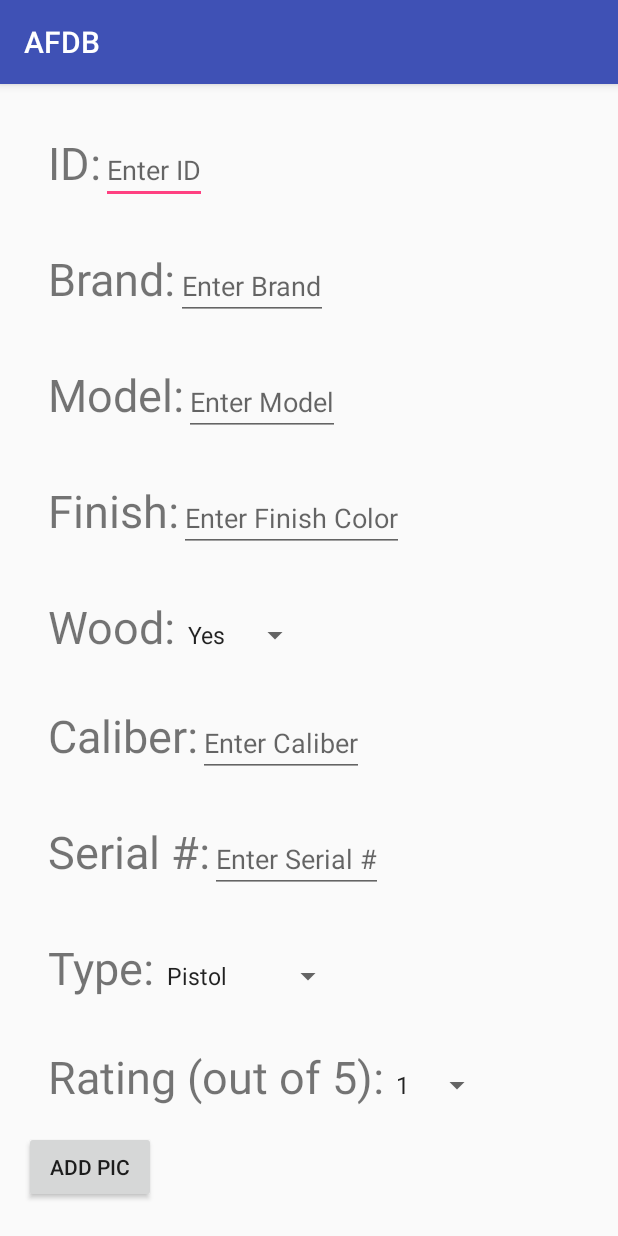
After one commit to johnm589/ADI_Project2, an Android app: the CreateActivity screen opened directly, with no data from a screen before it, on a phone screen of 412 x 824 dp. The commit adds this screen. Run offline under Robolectric (Android 15) with nearby library versions, the phone set to English and light mode, and no system bars.

Commit message:
made create view

```diff
--- a/AFDB/app/src/main/AndroidManifest.xml
+++ b/AFDB/app/src/main/AndroidManifest.xml
@@ -15,7 +15,9 @@
                 <category android:name="android.intent.category.LAUNCHER" />
             </intent-filter>
         </activity>
-        <activity android:name=".ListActivity"></activity>
+        <activity android:name=".ListActivity" />
+        <activity android:name=".DetailActivity" />
+        <activity android:name=".CreateActivity"></activity>
     </application>
 
 </manifest>
--- /dev/null
+++ b/AFDB/app/src/main/java/com/example/john/afdb/CreateActivity.java
@@ -0,0 +1,33 @@
+package com.example.john.afdb;
+
+import android.os.Bundle;
+import android.support.v7.app.AppCompatActivity;
+import android.widget.EditText;
+import android.widget.Spinner;
+
+public class CreateActivity extends AppCompatActivity {
+
+    @Override
+    protected void onCreate(Bundle savedInstanceState) {
+        super.onCreate(savedInstanceState);
+        setContentView(R.layout.activity_create);
+
+        EditText idEdit = (EditText)findViewById(R.id.idET);
+        EditText brandEdit = (EditText)findViewById(R.id.brandET);
+        EditText modelEdit = (EditText)findViewById(R.id.modelET);
+        EditText finishEdit = (EditText)findViewById(R.id.finishET);
+
+        Spinner woodSpin = (Spinner)findViewById(R.id.woodET);
+
+        EditText caliberEdit = (EditText)findViewById(R.id.caliberET);
+        EditText serialEdit = (EditText)findViewById(R.id.serialET);
+
+        Spinner typeSpin = (Spinner)findViewById(R.id.typeET);
+
+        Spinner starEdit = (Spinner)findViewById(R.id.starET);
+
+
+
+
+    }
+}
--- a/AFDB/app/src/main/java/com/example/john/afdb/DatabaseHelper.java
+++ b/AFDB/app/src/main/java/com/example/john/afdb/DatabaseHelper.java
@@ -160,7 +160,24 @@ public class DatabaseHelper extends SQLiteOpenHelper {
 
         return cursor;
     }
+    public String getDescriptionById(int id){
+        SQLiteDatabase db = this.getReadableDatabase();
 
+        Cursor cursor = db.query(GUN_LIST_TABLE_NAME,
+                new String[]{COL_ITEM_FINISH},
+                COL_ID+" = ?",
+                new String[]{String.valueOf(id)},
+                null,
+                null,
+                null,
+                null);
+
+        if(cursor.moveToFirst()){
+            return cursor.getString(cursor.getColumnIndex(COL_ITEM_FINISH));
+        } else {
+            return "No Description Found";
+        }
+    }
 
 
     public String getDescriptionByType(String type){
@@ -180,6 +197,21 @@ public class DatabaseHelper extends SQLiteOpenHelper {
         } else {
             return "No Description Found";
         }
+    }
+
+    public void delete(int id){
+        // Get a reference to the database
+        SQLiteDatabase db = getWritableDatabase();
+
+        // Define the selection, or the where
+        String selection =  COL_ID + " = ?";
+
+        // Define the selection values. The ?'s in the selection
+        // The number of values in the following array should equal the number of ? in the where clause
+        String[] selectionArgs = new String[]{ String.valueOf(id) };
+
+        // Delete everything that satisfies the selection
+        db.delete(GUN_LIST_TABLE_NAME, selection, selectionArgs);
     }
 
 
--- /dev/null
+++ b/AFDB/app/src/main/java/com/example/john/afdb/DetailActivity.java
@@ -0,0 +1,44 @@
+package com.example.john.afdb;
+
+import android.content.Intent;
+import android.os.Bundle;
+import android.support.v7.app.AppCompatActivity;
+import android.view.View;
+import android.widget.TextView;
+
+public class DetailActivity extends AppCompatActivity {
+
+    @Override
+    protected void onCreate(Bundle savedInstanceState) {
+        super.onCreate(savedInstanceState);
+        setContentView(R.layout.activity_detail);
+
+        final DatabaseHelper helper = DatabaseHelper.getInstance(DetailActivity.this);
+
+        TextView textViewDetail = (TextView)findViewById(R.id.description_text);
+
+
+       final int id = getIntent().getIntExtra("id",-1);
+
+        if(id >= 0){
+            String description = helper.getDescriptionById(id);
+            TextView textView = (TextView)findViewById(R.id.description_text);
+            textView.setText(description);
+        }
+
+        textViewDetail.setOnLongClickListener(new View.OnLongClickListener() {
+            @Override
+            public boolean onLongClick(View v) {
+
+                Intent i = new Intent(DetailActivity.this, MainActivity.class);
+
+                startActivity(i);
+                helper.delete(id);
+                return true;
+            }
+        });
+
+    }
+
+
+}
--- a/AFDB/app/src/main/java/com/example/john/afdb/ListActivity.java
+++ b/AFDB/app/src/main/java/com/example/john/afdb/ListActivity.java
@@ -4,6 +4,8 @@ import android.content.Intent;
 import android.database.Cursor;
 import android.os.Bundle;
 import android.support.v7.app.AppCompatActivity;
+import android.view.View;
+import android.widget.AdapterView;
 import android.widget.CursorAdapter;
 import android.widget.ListView;
 import android.widget.SimpleCursorAdapter;
@@ -34,7 +36,7 @@ public class ListActivity extends AppCompatActivity {
         mGunListView = (ListView)findViewById(R.id.list_view);
         mHelper = new DatabaseHelper(ListActivity.this);
 
-        Cursor cursor = mHelper.getGunByType(titleText);
+        final Cursor cursor = mHelper.getGunByType(titleText);
 
         mCursorAdapter = new SimpleCursorAdapter(this,android.R.layout.simple_list_item_1,cursor,new String[]{DatabaseHelper.COL_ITEM_BRAND},new int[]{android.R.id.text1},0);
 
@@ -44,15 +46,15 @@ public class ListActivity extends AppCompatActivity {
 //        handleIntent(getIntent());
 
 
-//        listView.setOnItemClickListener(new AdapterView.OnItemClickListener() {
-//            @Override
-//            public void onItemClick(AdapterView<?> parent, View view, int position, long id) {
-//                Intent intent = new Intent(MainActivity.this, DetailActivity.class);
-//                cursor.moveToPosition(position);
-//                intent.putExtra("id", cursor.getInt(cursor.getColumnIndex(ExampleSQLiteOpenHelper.COL_ID)));
-//                startActivity(intent);
-//            }
-//        });
+        mGunListView.setOnItemClickListener(new AdapterView.OnItemClickListener() {
+            @Override
+            public void onItemClick(AdapterView<?> parent, View view, int position, long id) {
+                Intent intent = new Intent(ListActivity.this, DetailActivity.class);
+                cursor.moveToPosition(position);
+                intent.putExtra("id", cursor.getInt(cursor.getColumnIndex(DatabaseHelper.COL_ID)));
+                startActivity(intent);
+            }
+        });
 
 
 
--- a/AFDB/app/src/main/java/com/example/john/afdb/MainActivity.java
+++ b/AFDB/app/src/main/java/com/example/john/afdb/MainActivity.java
@@ -4,6 +4,7 @@ import android.content.Intent;
 import android.os.Bundle;
 import android.support.v7.app.AppCompatActivity;
 import android.view.View;
+import android.widget.Button;
 import android.widget.ImageView;
 
 public class MainActivity extends AppCompatActivity {
@@ -17,20 +18,16 @@ public class MainActivity extends AppCompatActivity {
         ImageView pistolButton = (ImageView)findViewById(R.id.pistol);
         ImageView rifleButton = (ImageView)findViewById(R.id.rifle);
         ImageView shotgunButton = (ImageView)findViewById(R.id.shotgun);
+        Button createButton = (Button)findViewById(R.id.createButton);
 
-        //HardCode DB
-        DatabaseHelper db = new DatabaseHelper(this);
-//        int id, String brand, String model, String finish, int wood, String caliber, String serial, String type, int star, String picture
-//        db.insert(1, "Colt", "1911", "Chrome", 0, ".45", "12345", "pistol", 3, "");
-//        db.insert(2, "Smith and Wesson", "686", "Chrome", 1, ".357", "12345", "revolver", 5, "");
-//        db.insert(3, "Mossberg", "500", "Blued", 0, "12 Ga", "12345", "shotgun", 4, "");
-//        db.insert(4, "Winchester", "Lever", "blued", 1, "30-30", "12345", "rifle", 4, "");
-//        db.insert(5, "Beretta", "M9", "Blued", 0, "9mm", "12345", "pistol", 4, "");
-//        db.insert(6, "Smith and Wesson", "M&P 9", "Blued", 0, "9mm", "12345", "pistol", 4, "");
+        createButton.setOnClickListener(new View.OnClickListener() {
+            @Override
+            public void onClick(View v) {
+                Intent i = new Intent(MainActivity.this, CreateActivity.class);
 
-
-
-
+                startActivity(i);
+            }
+        });
         revolverButton.setOnClickListener(new View.OnClickListener() {
             @Override
             public void onClick(View v) {
--- /dev/null
+++ b/AFDB/app/src/main/res/layout/activity_create.xml
@@ -0,0 +1,263 @@
+<?xml version="1.0" encoding="utf-8"?>
+<ScrollView
+    xmlns:android="http://schemas.android.com/apk/res/android"
+    android:layout_width="fill_parent"
+    android:layout_height="fill_parent">
+    <!-- Here you put the rest of your current view-->
+
+<LinearLayout xmlns:android="http://schemas.android.com/apk/res/android"
+    xmlns:tools="http://schemas.android.com/tools"
+    android:layout_width="match_parent"
+    android:layout_height="match_parent"
+    android:paddingBottom="@dimen/activity_vertical_margin"
+    android:paddingLeft="@dimen/activity_horizontal_margin"
+    android:paddingRight="@dimen/activity_horizontal_margin"
+    android:paddingTop="@dimen/activity_vertical_margin"
+    tools:context="com.example.john.afdb.CreateActivity"
+    android:orientation="vertical"
+    >
+    <LinearLayout
+        android:layout_width="wrap_content"
+        android:layout_height="wrap_content"
+        android:paddingBottom="@dimen/activity_vertical_margin"
+        android:paddingLeft="@dimen/activity_horizontal_margin"
+        android:paddingRight="@dimen/activity_horizontal_margin"
+        android:paddingTop="@dimen/activity_vertical_margin"
+        tools:context="com.example.john.afdb.CreateActivity"
+        android:orientation="horizontal"
+        >
+    <TextView
+        android:layout_width="wrap_content"
+        android:layout_height="wrap_content"
+        android:text="ID:"
+        android:id="@+id/idTV"
+        android:textSize="30dp"
+        />
+    <EditText
+        android:layout_width="wrap_content"
+        android:layout_height="wrap_content"
+        android:hint="Enter ID"
+        android:id="@+id/idET"
+        android:inputType="number"
+        />
+        </LinearLayout>
+    <LinearLayout
+        android:layout_width="wrap_content"
+        android:layout_height="wrap_content"
+        android:paddingBottom="@dimen/activity_vertical_margin"
+        android:paddingLeft="@dimen/activity_horizontal_margin"
+        android:paddingRight="@dimen/activity_horizontal_margin"
+        android:paddingTop="@dimen/activity_vertical_margin"
+        tools:context="com.example.john.afdb.CreateActivity"
+        android:orientation="horizontal"
+        >
+        <TextView
+            android:layout_width="wrap_content"
+            android:layout_height="wrap_content"
+            android:text="Brand:"
+            android:id="@+id/brandTV"
+            android:textSize="30dp"
+            />
+        <EditText
+            android:layout_width="wrap_content"
+            android:layout_height="wrap_content"
+            android:hint="Enter Brand"
+            android:id="@+id/brandET"
+            android:inputType="text"
+            />
+    </LinearLayout>
+    <LinearLayout
+        android:layout_width="wrap_content"
+        android:layout_height="wrap_content"
+        android:paddingBottom="@dimen/activity_vertical_margin"
+        android:paddingLeft="@dimen/activity_horizontal_margin"
+        android:paddingRight="@dimen/activity_horizontal_margin"
+        android:paddingTop="@dimen/activity_vertical_margin"
+        tools:context="com.example.john.afdb.CreateActivity"
+        android:orientation="horizontal"
+        >
+        <TextView
+            android:layout_width="wrap_content"
+            android:layout_height="wrap_content"
+            android:text="Model:"
+            android:id="@+id/modelTV"
+            android:textSize="30dp"
+            />
+        <EditText
+            android:layout_width="wrap_content"
+            android:layout_height="wrap_content"
+            android:hint="Enter Model"
+            android:id="@+id/modelET"
+            android:inputType="text"
+            />
+    </LinearLayout>
+
+    <LinearLayout
+        android:layout_width="wrap_content"
+        android:layout_height="wrap_content"
+        android:paddingBottom="@dimen/activity_vertical_margin"
+        android:paddingLeft="@dimen/activity_horizontal_margin"
+        android:paddingRight="@dimen/activity_horizontal_margin"
+        android:paddingTop="@dimen/activity_vertical_margin"
+        tools:context="com.example.john.afdb.CreateActivity"
+        android:orientation="horizontal"
+        >
+        <TextView
+            android:layout_width="wrap_content"
+            android:layout_height="wrap_content"
+            android:text="Finish:"
+            android:id="@+id/finishTV"
+            android:textSize="30dp"
+            />
+        <EditText
+            android:layout_width="wrap_content"
+            android:layout_height="wrap_content"
+            android:hint="Enter Finish Color"
+            android:id="@+id/finishET"
+            android:inputType="text"
+            />
+
+    </LinearLayout>
+    <LinearLayout
+        android:layout_width="wrap_content"
+        android:layout_height="wrap_content"
+        android:paddingBottom="@dimen/activity_vertical_margin"
+        android:paddingLeft="@dimen/activity_horizontal_margin"
+        android:paddingRight="@dimen/activity_horizontal_margin"
+        android:paddingTop="@dimen/activity_vertical_margin"
+        tools:context="com.example.john.afdb.CreateActivity"
+        android:orientation="horizontal"
+        >
+        <TextView
+            android:layout_width="wrap_content"
+            android:layout_height="wrap_content"
+            android:text="Wood:"
+            android:id="@+id/woodTV"
+            android:textSize="30dp"
+            />
+        <Spinner
+            android:layout_width="wrap_content"
+            android:layout_height="wrap_content"
+            android:hint="Enter ID"
+            android:id="@+id/woodET"
+            android:entries="@array/wood_arrays"
+            android:prompt="@string/wood_prompt"
+            />
+    </LinearLayout>
+    <LinearLayout
+        android:layout_width="wrap_content"
+        android:layout_height="wrap_content"
+        android:paddingBottom="@dimen/activity_vertical_margin"
+        android:paddingLeft="@dimen/activity_horizontal_margin"
+        android:paddingRight="@dimen/activity_horizontal_margin"
+        android:paddingTop="@dimen/activity_vertical_margin"
+        tools:context="com.example.john.afdb.CreateActivity"
+        android:orientation="horizontal"
+        >
+        <TextView
+            android:layout_width="wrap_content"
+            android:layout_height="wrap_content"
+            android:text="Caliber:"
+            android:id="@+id/caliberTV"
+            android:textSize="30dp"
+            />
+        <EditText
+            android:layout_width="wrap_content"
+            android:layout_height="wrap_content"
+            android:hint="Enter Caliber"
+            android:id="@+id/caliberET"
+            android:inputType="text"
+            />
+
+    </LinearLayout>
+    <LinearLayout
+        android:layout_width="wrap_content"
+        android:layout_height="wrap_content"
+        android:paddingBottom="@dimen/activity_vertical_margin"
+        android:paddingLeft="@dimen/activity_horizontal_margin"
+        android:paddingRight="@dimen/activity_horizontal_margin"
+        android:paddingTop="@dimen/activity_vertical_margin"
+        tools:context="com.example.john.afdb.CreateActivity"
+        android:orientation="horizontal"
+        >
+        <TextView
+            android:layout_width="wrap_content"
+            android:layout_height="wrap_content"
+            android:text="Serial #:"
+            android:id="@+id/serialTV"
+            android:textSize="30dp"
+            />
+        <EditText
+            android:layout_width="wrap_content"
+            android:layout_height="wrap_content"
+            android:hint="Enter Serial #"
+            android:id="@+id/serialET"
+            android:inputType="text"
+            />
+
+    </LinearLayout>
+    <LinearLayout
+        android:layout_width="wrap_content"
+        android:layout_height="wrap_content"
+        android:paddingBottom="@dimen/activity_vertical_margin"
+        android:paddingLeft="@dimen/activity_horizontal_margin"
+        android:paddingRight="@dimen/activity_horizontal_margin"
+        android:paddingTop="@dimen/activity_vertical_margin"
+        tools:context="com.example.john.afdb.CreateActivity"
+        android:orientation="horizontal"
+        >
+        <TextView
+            android:layout_width="wrap_content"
+            android:layout_height="wrap_content"
+            android:text="Type:"
+            android:id="@+id/typeTV"
+            android:textSize="30dp"
+            />
+        <Spinner
+            android:layout_width="wrap_content"
+            android:layout_height="wrap_content"
+            android:hint="Enter Type"
+            android:id="@+id/typeET"
+            android:entries="@array/type_arrays"
+            android:prompt="@string/type_prompt"
+            />
+
+    </LinearLayout>
+    <LinearLayout
+        android:layout_width="wrap_content"
+        android:layout_height="wrap_content"
+        android:paddingBottom="@dimen/activity_vertical_margin"
+        android:paddingLeft="@dimen/activity_horizontal_margin"
+        android:paddingRight="@dimen/activity_horizontal_margin"
+        android:paddingTop="@dimen/activity_vertical_margin"
+        tools:context="com.example.john.afdb.CreateActivity"
+        android:orientation="horizontal"
+        >
+        <TextView
+            android:layout_width="wrap_content"
+            android:layout_height="wrap_content"
+            android:text="Rating (out of 5):"
+            android:id="@+id/starTV"
+            android:textSize="30dp"
+            />
+        <Spinner
+            android:layout_width="wrap_content"
+            android:layout_height="wrap_content"
+            android:hint="Enter Type"
+            android:id="@+id/starET"
+            android:entries="@array/star_arrays"
+            android:prompt="@string/star_prompt"
+            />
+
+    </LinearLayout>
+
+    <Button
+        android:layout_width="wrap_content"
+        android:layout_height="wrap_content"
+        android:text="Add Pic"
+        android:id="@+id/pic"
+        />
+
+
+</LinearLayout>
+</ScrollView>
--- /dev/null
+++ b/AFDB/app/src/main/res/layout/activity_detail.xml
@@ -0,0 +1,17 @@
+<?xml version="1.0" encoding="utf-8"?>
+<RelativeLayout xmlns:android="http://schemas.android.com/apk/res/android"
+    xmlns:tools="http://schemas.android.com/tools"
+    android:layout_width="match_parent"
+    android:layout_height="match_parent"
+    android:paddingBottom="@dimen/activity_vertical_margin"
+    android:paddingLeft="@dimen/activity_horizontal_margin"
+    android:paddingRight="@dimen/activity_horizontal_margin"
+    android:paddingTop="@dimen/activity_vertical_margin"
+    tools:context="com.example.john.afdb.DetailActivity">
+
+    <TextView
+        android:id="@+id/description_text"
+        android:layout_width="wrap_content"
+        android:layout_height="wrap_content" />
+
+</RelativeLayout>
--- a/AFDB/app/src/main/res/layout/activity_main.xml
+++ b/AFDB/app/src/main/res/layout/activity_main.xml
@@ -13,12 +13,23 @@
         android:layout_gravity="top|center"
         android:textSize="30sp"
         android:id="@+id/title"
-        android:layout_marginTop="30dp"
+        android:layout_marginTop="10dp"
         />
+    <Button
+        android:layout_width="wrap_content"
+        android:layout_height="wrap_content"
+        android:id="@+id/createButton"
+        android:text="Create New Entry"
+        android:layout_marginTop="50dp"
+        android:layout_gravity="top|center"
+        android:background="@android:color/darker_gray"
+        />
+
     <ImageView
         android:layout_width="match_parent"
         android:layout_height="500dp"
         android:src="@drawable/heart"
+        android:layout_marginTop="20dp"
         />
 
     <LinearLayout
--- a/AFDB/app/src/main/res/values/strings.xml
+++ b/AFDB/app/src/main/res/values/strings.xml
@@ -1,3 +1,27 @@
 <resources>
     <string name="app_name">AFDB</string>
+
+    <string name="wood_prompt">Wood Furniture?</string>
+
+    <string-array name="wood_arrays">
+        <item>Yes</item>
+        <item>No</item>
+    </string-array>
+    <string name="type_prompt">Type?</string>
+
+    <string-array name="type_arrays">
+        <item>Pistol</item>
+        <item>Revolver</item>
+        <item>Shotgun</item>
+        <item>Rifle</item>
+    </string-array>
+    <string name="star_prompt">Rating</string>
+
+    <string-array name="star_arrays">
+        <item>1</item>
+        <item>2</item>
+        <item>3</item>
+        <item>4</item>
+        <item>5</item>
+    </string-array>
 </resources>
```
